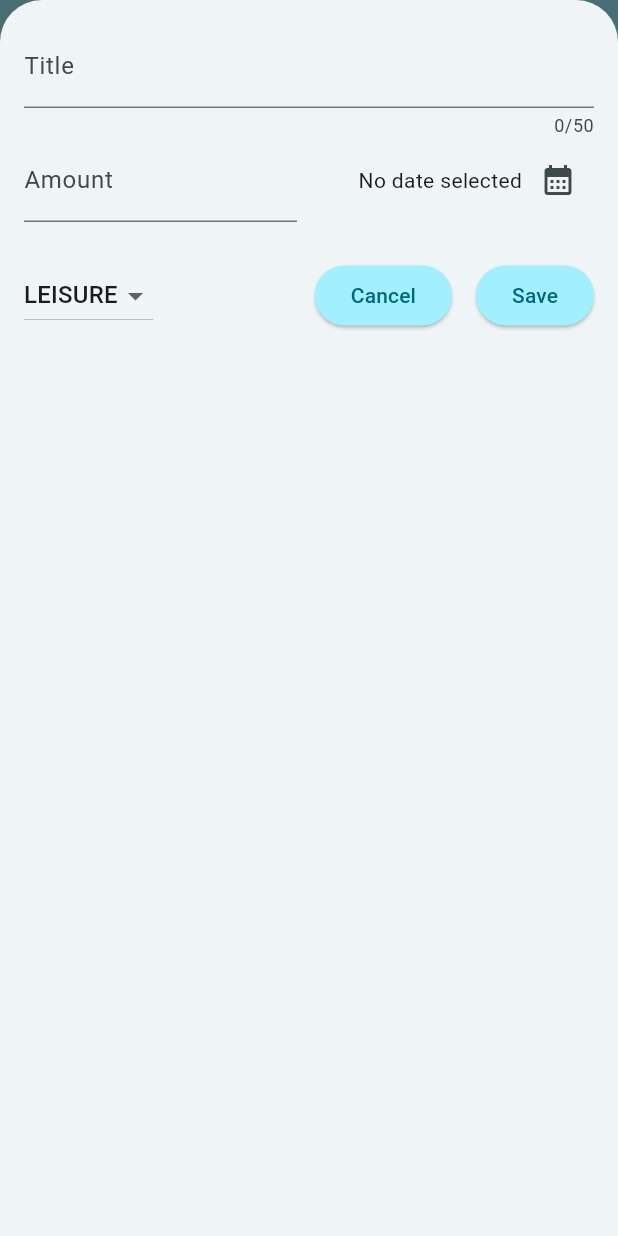
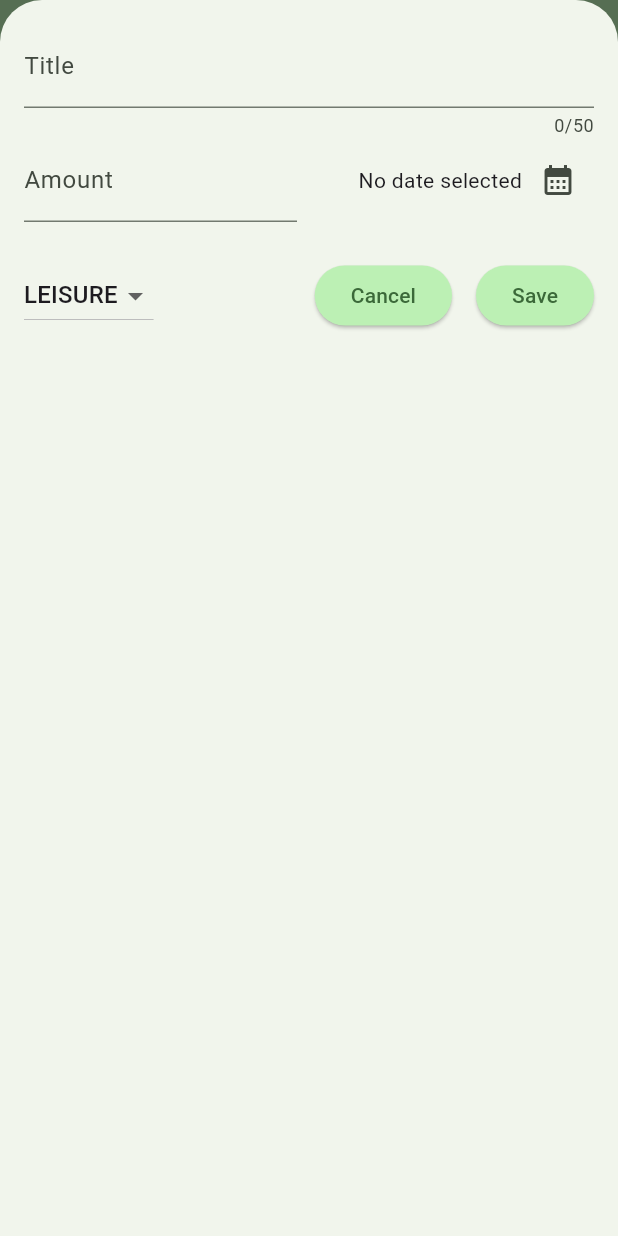
Before and after one commit to eacardenase/flutter-expenses, a Flutter app: the screen it shows after launch, after a tap on the "add" icon, on a phone screen of 412 x 824 dp. Run offline on Flutter 3.47's test engine with Material 3 defaults, Android fonts, the phone set to English and light mode, and no system bars.

Commit message:
feat: use theme data to customize widgets

```diff
--- a/lib/main.dart
+++ b/lib/main.dart
@@ -2,7 +2,7 @@ import 'package:flutter/material.dart';
 
 import 'package:expense_tracker/screens/expenses_screen.dart';
 
-var colorScheme = ColorScheme.fromSeed(seedColor: Colors.cyan);
+var colorScheme = ColorScheme.fromSeed(seedColor: Colors.green);
 
 void main() {
   runApp(
@@ -27,9 +27,11 @@ void main() {
           ),
         ),
         textTheme: ThemeData().textTheme.copyWith(
-              titleLarge: const TextStyle(
+              titleLarge: TextStyle(
+                fontWeight: FontWeight.bold,
                 fontStyle: FontStyle.italic,
-                // fontSize: 24,
+                color: colorScheme.onSecondaryContainer,
+                fontSize: 16,
               ),
             ),
       ),
--- a/lib/widgets/expenses_list/expense_item.dart
+++ b/lib/widgets/expenses_list/expense_item.dart
@@ -19,9 +19,11 @@ class ExpenseItem extends StatelessWidget {
           horizontal: 20,
         ),
         child: Column(
+          crossAxisAlignment: CrossAxisAlignment.start,
           children: [
             Text(
               expense.title,
+              style: Theme.of(context).textTheme.titleLarge,
             ),
             const SizedBox(height: 4),
             Row(
--- a/lib/widgets/expenses_list/expenses_list.dart
+++ b/lib/widgets/expenses_list/expenses_list.dart
@@ -28,7 +28,7 @@ class ExpensesList extends StatelessWidget {
           key: ValueKey(expense),
           direction: DismissDirection.endToStart,
           background: Card(
-            color: Colors.red,
+            color: Theme.of(context).colorScheme.error.withOpacity(0.75),
             child: Container(
               padding: const EdgeInsets.only(right: 16),
               alignment: Alignment.centerRight,
```
